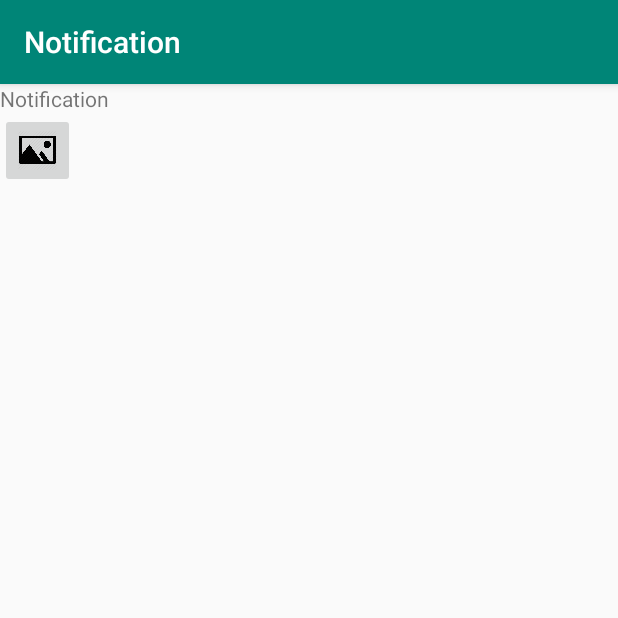
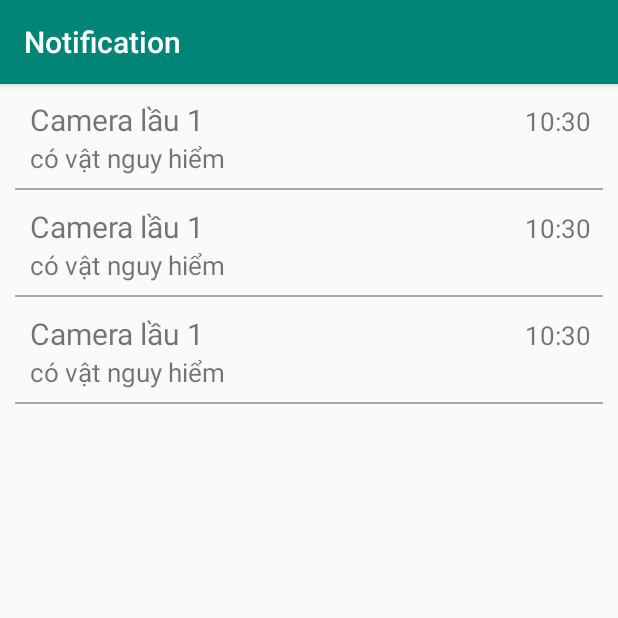
Before and after one commit to anhntt08/GuardApplication, an Android app: the fragment NotificationFragment shown on its own in the app's theme, on a phone screen of 412 x 824 dp, the top half of it. Run offline under Robolectric (Android 15) with nearby library versions, the phone set to English and light mode, and no system bars.

Commit message:
create notification list

```diff
--- /dev/null
+++ b/app/src/main/java/app_interface/RecyclerTouchListener.java
@@ -0,0 +1,8 @@
+package app_interface;
+
+import android.view.View;
+
+public interface RecyclerTouchListener {
+    public void onClickItem(View view, int position);
+    public  void onLongClickItem(View v, int position);
+}
--- /dev/null
+++ b/app/src/main/java/model/CameraDTO.java
@@ -0,0 +1,30 @@
+package model;
+
+public class CameraDTO {
+    private int cameraID;
+    private String cameraLocation;
+
+    public CameraDTO() {
+    }
+
+    public CameraDTO(int cameraID, String cameraLocation) {
+        this.cameraID = cameraID;
+        this.cameraLocation = cameraLocation;
+    }
+
+    public int getCameraID() {
+        return cameraID;
+    }
+
+    public void setCameraID(int cameraID) {
+        this.cameraID = cameraID;
+    }
+
+    public String getCameraLocation() {
+        return cameraLocation;
+    }
+
+    public void setCameraLocation(String cameraLocation) {
+        this.cameraLocation = cameraLocation;
+    }
+}
--- a/app/src/main/java/safeobject/guardapplication/NotificationFragment.java
+++ b/app/src/main/java/safeobject/guardapplication/NotificationFragment.java
@@ -4,26 +4,62 @@ import android.os.Bundle;
 import android.support.annotation.NonNull;
 import android.support.annotation.Nullable;
 import android.support.v4.app.Fragment;
+import android.support.v7.widget.LinearLayoutManager;
+import android.support.v7.widget.RecyclerView;
+import android.util.Log;
 import android.view.LayoutInflater;
 import android.view.View;
 import android.view.ViewGroup;
-import android.widget.ImageButton;
-import android.widget.Toast;
+
+import java.text.SimpleDateFormat;
+import java.util.ArrayList;
+import java.util.Calendar;
+import java.util.Date;
+import java.util.List;
+
+import app_interface.RecyclerTouchListener;
+import model.CameraDTO;
+import model.Notification;
 
 public class NotificationFragment extends Fragment {
 
-    ImageButton btn ;
+    RecyclerView recyclerView ;
     @Nullable
     @Override
     public View onCreateView(@NonNull LayoutInflater inflater, @Nullable ViewGroup container, @Nullable Bundle savedInstanceState) {
         View view = inflater.inflate(R.layout.fragment_notification_list, container,false);
-        btn = view.findViewById(R.id.btn_Noti_camera);
-        btn.setOnClickListener(new View.OnClickListener() {
-            @Override
-            public void onClick(View v) {
-                Toast.makeText(getContext(),"Click1",Toast.LENGTH_SHORT).show();
-            }
-        });
+
+        recyclerView = view.findViewById(R.id.notiList_recyclerView);
+
+        List<Notification> listNoti = new ArrayList<>();
+
+        Date currentTime = Calendar.getInstance().getTime();
+
+
+        CameraDTO cameraDTO = new CameraDTO(1,"Camera lầu 1");
+        listNoti.add(new Notification(cameraDTO,currentTime));
+        listNoti.add(new Notification(cameraDTO,currentTime));
+        listNoti.add(new Notification(cameraDTO,currentTime));
+        NotificationItemApdater notificationItemApdater = new NotificationItemApdater(listNoti);
+        recyclerView.setAdapter(notificationItemApdater);
+
+        LinearLayoutManager llm = new LinearLayoutManager(view.getContext());
+        llm.setOrientation(LinearLayoutManager.VERTICAL);
+        recyclerView.setLayoutManager(llm);
+
+        recyclerView.addOnItemTouchListener(new RecyclerItemListener(getContext(), recyclerView,
+                new RecyclerTouchListener() {
+                    @Override
+                    public void onClickItem(View view, int position) {
+                        Log.d("AnhNTT", "On click item ");
+                    }
+
+                    @Override
+                    public void onLongClickItem(View v, int position) {
+                        Log.d("AnhNTT", "On long click item ");
+
+                    }
+                }));
         return view;
     }
 
--- /dev/null
+++ b/app/src/main/java/safeobject/guardapplication/NotificationItemApdater.java
@@ -0,0 +1,58 @@
+package safeobject.guardapplication;
+
+import android.content.Context;
+import android.support.annotation.NonNull;
+import android.support.annotation.Nullable;
+import android.support.v7.widget.RecyclerView;
+import android.view.LayoutInflater;
+import android.view.View;
+import android.view.ViewGroup;
+import android.widget.ArrayAdapter;
+import android.widget.TextView;
+
+import java.text.SimpleDateFormat;
+import java.util.List;
+
+import model.Notification;
+
+public class NotificationItemApdater extends RecyclerView.Adapter<NotificationItemApdater.ViewHolder> {
+
+    private List<Notification> arrayNoti;
+
+    public NotificationItemApdater(List<Notification> arrayNoti) {
+        this.arrayNoti = arrayNoti;
+    }
+
+    @NonNull
+    @Override
+    public ViewHolder onCreateViewHolder(@NonNull ViewGroup viewGroup, int i) {
+        View v = LayoutInflater.from(viewGroup.getContext())
+                .inflate(R.layout.item_notification_list,viewGroup,false);
+        return new ViewHolder(v);
+    }
+
+    @Override
+    public void onBindViewHolder(@NonNull ViewHolder viewHolder, int i) {
+        Notification noti = arrayNoti.get(i);
+        viewHolder.txtCameraLocation.setText(noti.getCamera_id().getCameraLocation());
+
+        SimpleDateFormat sdf = new SimpleDateFormat("HH:mm");
+        String currentDateandTime = sdf.format(noti.getDateTime());
+        viewHolder.txtDateTime.setText(currentDateandTime);
+    }
+
+    @Override
+    public int getItemCount() {
+        return arrayNoti.size();
+    }
+
+    public class ViewHolder extends RecyclerView.ViewHolder {
+        TextView txtCameraLocation, txtDateTime;
+
+        public ViewHolder(@NonNull View itemView) {
+            super(itemView);
+            txtCameraLocation = itemView.findViewById(R.id.notiDetail_camera);
+            txtDateTime = itemView.findViewById(R.id.notiDetail_time);
+        }
+    }
+}
--- /dev/null
+++ b/app/src/main/java/safeobject/guardapplication/RecyclerItemListener.java
@@ -0,0 +1,54 @@
+package safeobject.guardapplication;
+
+import android.content.Context;
+import android.support.annotation.NonNull;
+import android.support.v7.widget.RecyclerView;
+import android.view.GestureDetector;
+import android.view.MotionEvent;
+import android.view.View;
+
+import app_interface.RecyclerTouchListener;
+
+public class RecyclerItemListener implements RecyclerView.OnItemTouchListener {
+
+    private RecyclerTouchListener listener;
+    private GestureDetector gd;
+
+    public RecyclerItemListener(Context context, final RecyclerView recyclerView,
+                                final RecyclerTouchListener listener){
+        this.listener = listener;
+        gd = new GestureDetector(context, new GestureDetector.SimpleOnGestureListener(){
+            @Override
+            public void onLongPress(MotionEvent e) {
+                View v = recyclerView.findChildViewUnder(e.getX(),e.getY());
+                listener.onLongClickItem(v, recyclerView.getChildAdapterPosition(v));
+
+            }
+
+            @Override
+            public boolean onSingleTapUp(MotionEvent e) {
+                View v = recyclerView.findChildViewUnder(e.getX(),e.getY());
+
+                listener.onClickItem(v,recyclerView.getChildAdapterPosition(v));
+                return true;
+            }
+        });
+    }
+
+
+    @Override
+    public boolean onInterceptTouchEvent(@NonNull RecyclerView recyclerView, @NonNull MotionEvent motionEvent) {
+        View child = recyclerView.findChildViewUnder(motionEvent.getX(), motionEvent.getY());
+        return (child != null && gd.onTouchEvent(motionEvent));
+    }
+
+    @Override
+    public void onTouchEvent(@NonNull RecyclerView recyclerView, @NonNull MotionEvent motionEvent) {
+
+    }
+
+    @Override
+    public void onRequestDisallowInterceptTouchEvent(boolean b) {
+
+    }
+}
--- /dev/null
+++ b/app/src/main/res/drawable/border_bottom_line.xml
@@ -0,0 +1,22 @@
+<?xml version="1.0" encoding="utf-8"?>
+<layer-list xmlns:android="http://schemas.android.com/apk/res/android">
+    <item
+        android:bottom="1dp"
+        android:left="-2dp"
+        android:right="-2dp"
+        android:top="-2dp">
+        <shape android:shape="rectangle" >
+            <stroke
+                android:width="1dp"
+                android:color="#a7a7a7" />
+
+            <solid android:color="#00FFFFFF" />
+
+            <padding
+                android:left="10dp"
+                android:top="10dp"
+                android:bottom="10dp" />
+        </shape>
+    </item>
+
+</layer-list>
--- a/app/src/main/res/layout/fragment_notification_list.xml
+++ b/app/src/main/res/layout/fragment_notification_list.xml
@@ -1,19 +1,13 @@
 <?xml version="1.0" encoding="utf-8"?>
-<LinearLayout xmlns:android="http://schemas.android.com/apk/res/android"
+<RelativeLayout xmlns:android="http://schemas.android.com/apk/res/android"
     android:layout_width="match_parent"
     android:layout_height="match_parent"
-    android:orientation="vertical">
+    >
 
-    <TextView
+    <android.support.v7.widget.RecyclerView
+        android:id="@+id/notiList_recyclerView"
         android:layout_width="match_parent"
-        android:layout_height="wrap_content"
-        android:text="Notification" />
+        android:layout_height="match_parent"
+        android:scrollbars="vertical"></android.support.v7.widget.RecyclerView>
 
-    <ImageButton
-        android:id="@+id/btn_Noti_camera"
-        android:scaleType="fitCenter"
-        android:src="@drawable/photos"
-        android:layout_width="50dp"
-        android:layout_height="50dp" />
-
-</LinearLayout>
+</RelativeLayout>
--- /dev/null
+++ b/app/src/main/res/layout/item_notification_list.xml
@@ -0,0 +1,50 @@
+<?xml version="1.0" encoding="utf-8"?>
+<LinearLayout
+    xmlns:android="http://schemas.android.com/apk/res/android"
+    android:layout_width="match_parent"
+    android:layout_height="wrap_content"
+    android:orientation="vertical">
+
+
+    <LinearLayout
+        android:layout_width="match_parent"
+        android:layout_height="wrap_content"
+        android:layout_marginLeft="@dimen/notiDetail_margin"
+        android:layout_marginRight="@dimen/notiDetail_margin"
+        android:background="@drawable/border_bottom_line"
+        android:orientation="vertical">
+
+        <LinearLayout
+            android:layout_width="match_parent"
+            android:layout_height="wrap_content"
+            >
+
+            <TextView
+                android:id="@+id/notiDetail_camera"
+                android:layout_width="300dp"
+                android:layout_height="wrap_content"
+                android:layout_weight="4"
+                android:text="Camera lầu 1"
+                android:textSize="@dimen/notiDetail_fontSizeBig" />
+
+            <TextView
+                android:id="@+id/notiDetail_time"
+                android:layout_width="wrap_content"
+                android:layout_height="wrap_content"
+                android:layout_weight="1"
+                android:text="07:00"
+                android:textSize="@dimen/notiDetail_fontSizeSmall"
+                android:layout_alignRight="@+id/notiDetail_camera"/>
+        </LinearLayout>
+
+        <TextView
+            android:layout_width="wrap_content"
+            android:layout_height="wrap_content"
+            android:text="@string/notiDetail_context"
+            android:textSize="@dimen/notiDetail_fontSizeSmall" />
+
+
+    </LinearLayout>
+
+
+</LinearLayout>
--- a/app/src/main/res/menu/activity_home_drawer.xml
+++ b/app/src/main/res/menu/activity_home_drawer.xml
@@ -7,11 +7,11 @@
         <item
             android:id="@+id/nav_noti"
             android:icon="@drawable/ic_menu_camera"
-            android:title="Import" />
+            android:title="Thông báo" />
         <item
             android:id="@+id/nav_feed"
             android:icon="@drawable/ic_menu_send"
-            android:title="Send" />
+            android:title="Phản hồi" />
     </group>
 
 </menu>
--- a/app/src/main/res/values/dimens.xml
+++ b/app/src/main/res/values/dimens.xml
@@ -5,4 +5,8 @@
     <dimen name="nav_header_vertical_spacing">8dp</dimen>
     <dimen name="nav_header_height">176dp</dimen>
     <dimen name="fab_margin">16dp</dimen>
+
+    <dimen name="notiDetail_margin">10dp</dimen>
+    <dimen name="notiDetail_fontSizeBig">20dp</dimen>
+    <dimen name="notiDetail_fontSizeSmall">17dp</dimen>
 </resources>
--- a/app/src/main/res/values/strings.xml
+++ b/app/src/main/res/values/strings.xml
@@ -10,6 +10,7 @@
     <string name="nav_header_desc">Navigation header</string>
     <string name="action_settings">Settings</string>
     <string name="toolbar_feedback">Phản hồi</string>
+    <string name="notiDetail_context">có vật nguy hiểm</string>
 
     <!-- TODO: Remove or change this placeholder text -->
     <string name="hello_blank_fragment">Hello blank fragment</string>
```
Also changed, not shown: app/src/main/java/model/Notification.java (+43 -21 lines), app/src/main/java/model/RoleDTO.java (added, +30 -0 lines), app/src/main/java/model/UserDTO.java (added, +60 -0 lines), app/src/main/java/safeobject/guardapplication/MyFirebaseMessagingService.java (+0 -10 lines), app/src/main/java/safeobject/guardapplication/Notification_Detail.java (+4 -4 lines), app/src/main/res/layout/activity_notification__detail.xml (+13 -5 lines).
